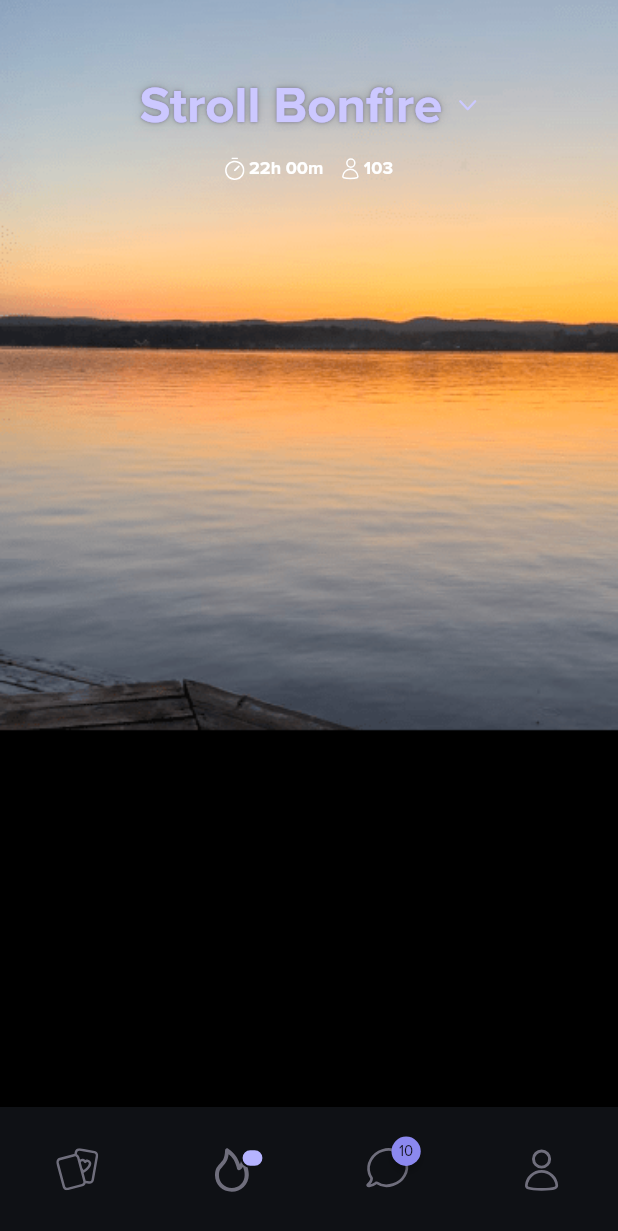
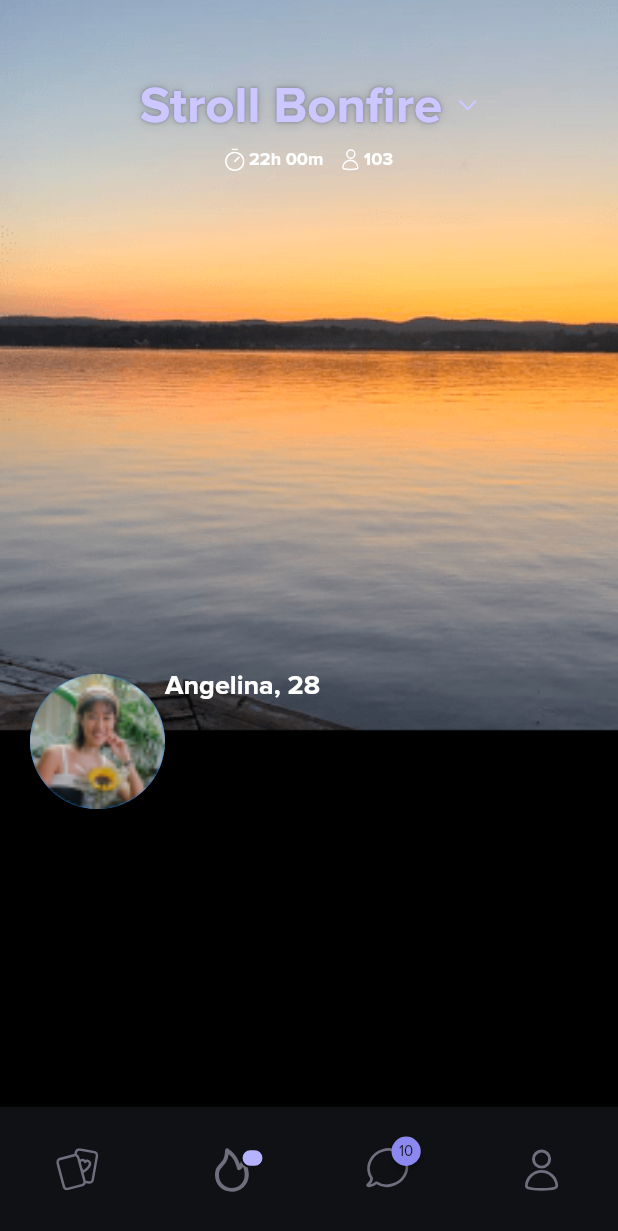
Before and after one commit to ibrajix/stroll_task, a Flutter app: the screen it shows after launch, on a phone screen of 412 x 824 dp. Shown: the top 1231 px of the screen. Run offline on Flutter 3.47's test engine with Material 3 defaults, Android fonts, the phone set to English and light mode, and no system bars; drawn by our look-alikes of badges; our stand-ins replace flutter_bloc, flutter_svg, get_it.

Commit message:
- completed alignment/positioning of the bottom part of the profile part

```diff
--- a/lib/constants/images.dart
+++ b/lib/constants/images.dart
@@ -15,4 +15,5 @@ class Assets {
 
   //png
   static const homeBg = "$otherImage/home_bg.png";
+  static const human = "$otherImage/human.png";
 }
--- a/lib/features/dashboard/view/dashboard.dart
+++ b/lib/features/dashboard/view/dashboard.dart
@@ -20,6 +20,9 @@ class _DashboardState extends State<Dashboard> {
         statusBarIconBrightness: Brightness.light,
       ),
     );
+
+    final screenHeight = MediaQuery.of(context).size.height;
+    final screenWidth = MediaQuery.of(context).size.width;
 
     return Scaffold(
       backgroundColor: StrollColors.strollBlack,
@@ -72,7 +75,7 @@ class _DashboardState extends State<Dashboard> {
                   SvgPicture.asset(Assets.caretDown),
                 ],
               ),
-              const SizedBox(height: 14),
+              const SizedBox(height: 8),
               Row(
                 mainAxisAlignment: MainAxisAlignment.center,
                 crossAxisAlignment: CrossAxisAlignment.center,
@@ -93,9 +96,37 @@ class _DashboardState extends State<Dashboard> {
                           fontSize: 12,
                           fontWeight: FontWeight.w600))
                 ],
-              )
+              ),
             ],
-          )
+          ),
+          Stack(
+            children: [
+              Positioned(
+                top: (screenHeight * 0.6) -
+                    45, // Centered below the background line
+                left: 20, // Positioned at the start
+                child: const CircleAvatar(
+                  radius: 45, // Adjust size of the rounded image
+                  backgroundImage:
+                      AssetImage(Assets.human), // Replace with your image
+                ),
+              ),
+              // Text Positioned on Top of Background
+              Positioned(
+                top: (screenHeight * 0.65) - 90,
+                left: 20 +
+                    90, // Adjust position to account for profile image and padding
+                child: const Text(
+                  'Angelina, 28',
+                  style: TextStyle(
+                    color: StrollColors.strollWhite,
+                    fontWeight: FontWeight.w600,
+                    fontSize: 18,
+                  ),
+                ),
+              ),
+            ],
+          ),
         ],
       ),
     );
```
Also changed, not shown: assets/images/others/human.png (added).
